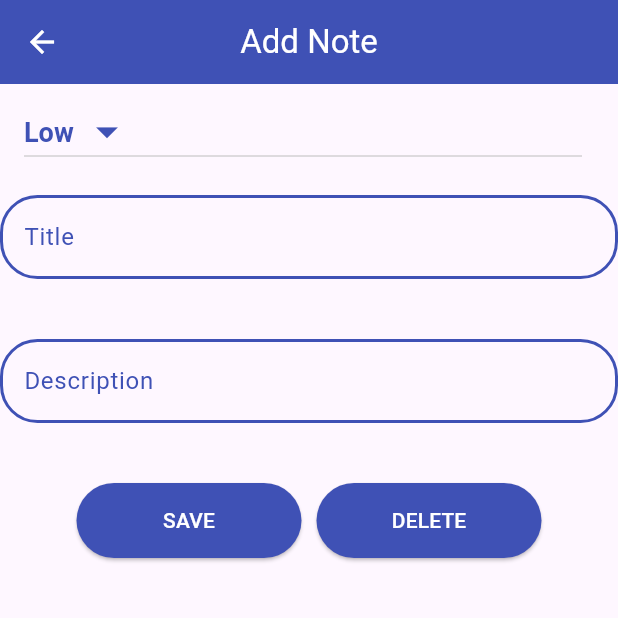
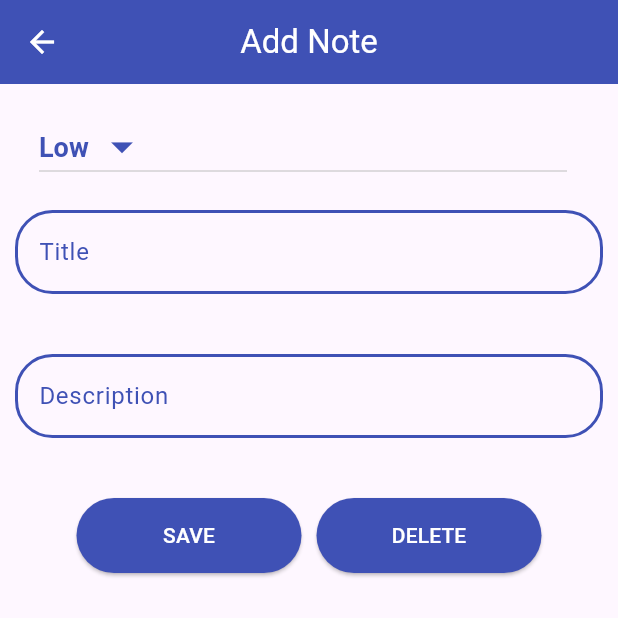
Before and after one commit to SohailKhan-Coder/Note_keeper-With-model, a Flutter app: the screen it shows after launch, after a tap on the "add" icon, on a phone screen of 412 x 824 dp, the top half of it. Run offline on Flutter 3.47's test engine with Material 3 defaults, Android fonts, the phone set to English and light mode, and no system bars; our stand-ins replace sqflite; accounts and stored records are empty.

Commit message:
Notes_Keepe With Model and Notes_view_model

```diff
--- a/lib/views/notes_details_view.dart
+++ b/lib/views/notes_details_view.dart
@@ -40,7 +40,9 @@ class _NotesDetailsViewState extends State<NotesDetailsView> {
       appBar: AppBar(
         title: Text(args.appBarTitle),
       ),
-      body: Column(
+      body: Padding(
+        padding: const EdgeInsets.all(10),
+        child: Column(
           children: [
             ListTile(
                 title: DropdownButton(
@@ -164,6 +166,7 @@ class _NotesDetailsViewState extends State<NotesDetailsView> {
             ])
           ],
         ),
+      ),
     );
   }
 }
```
Lines whose indentation alone changed are shown as unchanged.
